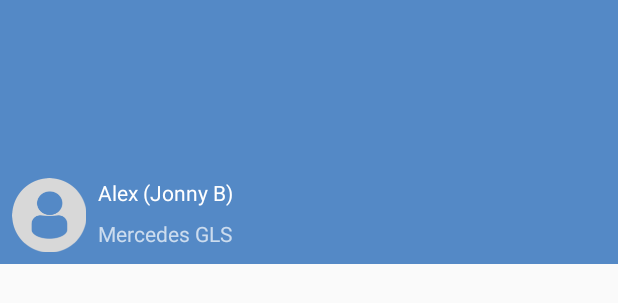
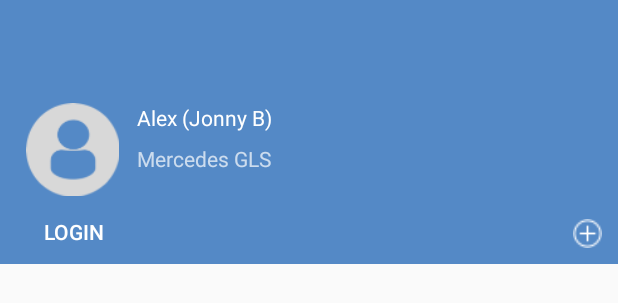
Before and after one commit to AlexRus-78/AutoInst, an Android app: the layout nav_header_main.xml on its own in the app's theme, with its tools: preview values and no code run, on a phone screen of 412 x 824 dp. Shown: the top 303 px of the screen. Run offline under Robolectric (Android 15) with nearby library versions, the phone set to English and light mode, and no system bars.

Commit message:
категория63 10 минут

```diff
--- a/app/src/main/java/com/example/autoinstitut/MainActivity.kt
+++ b/app/src/main/java/com/example/autoinstitut/MainActivity.kt
@@ -11,6 +11,7 @@ import android.support.design.widget.NavigationView
 import android.support.v7.app.AppCompatActivity
 import android.support.v7.widget.Toolbar
 import android.view.Menu
+import android.view.View
 
 class MainActivity : AppCompatActivity(){
 
@@ -40,4 +41,8 @@ class MainActivity : AppCompatActivity(){
             super.onBackPressed()
         }
     }
+// Обработчик нажатий логин и добавление пользователя
+
+    fun loginBtnNavClicked (view: View) {}
+    fun addChannelClicked (view: View) {}
 }
--- a/app/src/main/res/layout/nav_header_main.xml
+++ b/app/src/main/res/layout/nav_header_main.xml
@@ -7,40 +7,67 @@
         android:layout_height="@dimen/nav_header_height"
         android:background="@color/colorPrimary"
         android:gravity="bottom"
+        android:padding="5dp"
         android:theme="@style/ThemeOverlay.AppCompat.Dark">
 
     <ImageView
-            android:id="@+id/imageView"
-            android:layout_width="wrap_content"
-            android:layout_height="wrap_content"
+            android:id="@+id/userimageNevHeader"
+            android:layout_width="70dp"
+            android:layout_height="70dp"
             android:layout_marginStart="8dp"
             android:layout_marginBottom="8dp"
             android:contentDescription="@string/nav_header_desc"
             android:paddingTop="@dimen/nav_header_vertical_spacing"
-            app:layout_constraintBottom_toBottomOf="parent"
+            app:layout_constraintBottom_toTopOf="@+id/loginBtnNavHeader"
             app:layout_constraintStart_toStartOf="parent"
             app:srcCompat="@android:drawable/btn_star_big_on"
             tools:srcCompat="@drawable/profiledefault" />
 
     <TextView
-            android:id="@+id/textView2"
+            android:id="@+id/userNameNavHeader"
             android:layout_width="wrap_content"
             android:layout_height="wrap_content"
             android:layout_marginStart="8dp"
             android:paddingTop="@dimen/nav_header_vertical_spacing"
+            android:text="Alex (Jonny B)"
             android:textAppearance="@style/TextAppearance.AppCompat.Body1"
-            app:layout_constraintStart_toEndOf="@+id/imageView"
-            app:layout_constraintTop_toTopOf="@+id/imageView"
+            app:layout_constraintStart_toEndOf="@+id/userimageNevHeader"
+            app:layout_constraintTop_toTopOf="@+id/userimageNevHeader"
             tools:text="Alex (Jonny B)" />
 
     <TextView
-            android:id="@+id/textView"
+            android:id="@+id/userEmail"
             android:layout_width="wrap_content"
             android:layout_height="wrap_content"
             android:layout_marginStart="8dp"
             android:layout_marginTop="8dp"
-            app:layout_constraintStart_toEndOf="@+id/imageView"
-            app:layout_constraintTop_toBottomOf="@+id/textView2"
+            android:text="Mercedes GLS"
+            app:layout_constraintStart_toEndOf="@+id/userimageNevHeader"
+            app:layout_constraintTop_toBottomOf="@+id/userNameNavHeader"
             tools:text="Mercedes GLS" />
 
+    <Button
+            android:id="@+id/loginBtnNavHeader"
+            android:layout_width="wrap_content"
+            android:layout_height="32dp"
+            android:layout_marginStart="24dp"
+            android:background="@android:color/transparent"
+            android:onClick="loginBtnNavClicked"
+            android:text="Login"
+            android:textAlignment="viewStart"
+            app:layout_constraintBottom_toBottomOf="parent"
+            app:layout_constraintStart_toStartOf="parent" />
+
+    <ImageButton
+            android:id="@+id/addChannelBtn"
+            android:layout_width="30dp"
+            android:layout_height="30dp"
+            android:background="@android:color/transparent"
+            android:onClick="addChannelClicked"
+            android:padding="5dp"
+            android:scaleType="fitXY"
+            app:layout_constraintBottom_toBottomOf="parent"
+            app:layout_constraintEnd_toEndOf="parent"
+            app:srcCompat="@drawable/addchannelbutton" />
+
 </android.support.constraint.ConstraintLayout>
```
